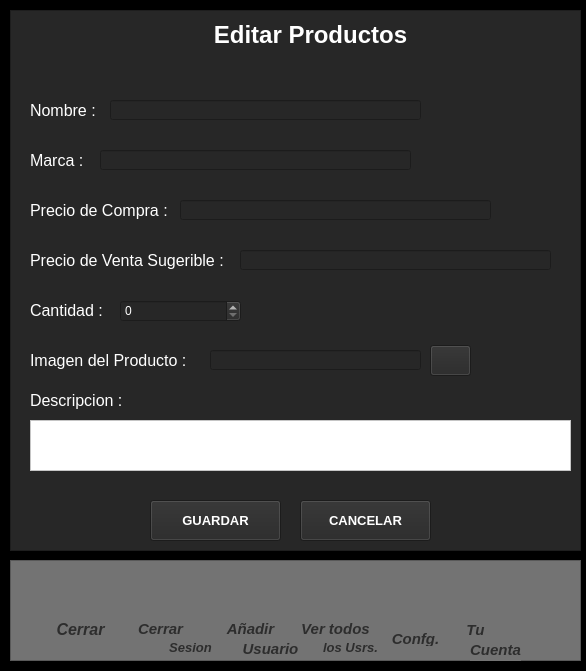
Before: the Qt Designer form ui_file/edit_product.ui in MiguelAngelDominguez/Interfaz_Tienda_py, drawn with Qt 5.
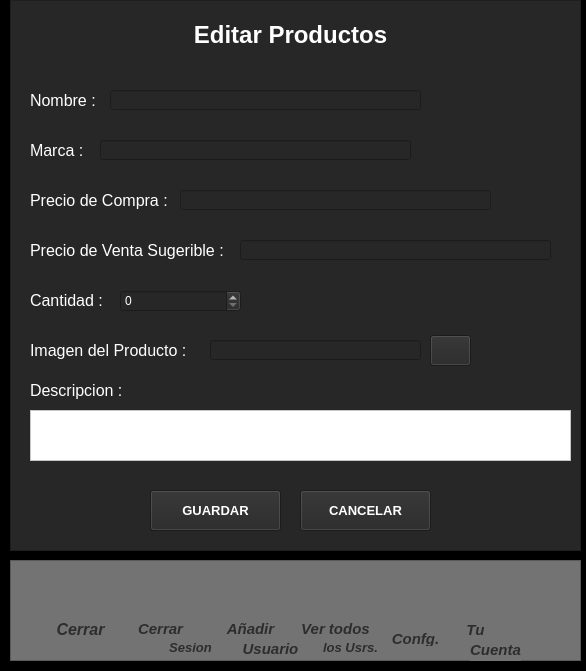
After: the same form once the commit is applied. Icons and pictures are not drawn.

Patch:
```diff
--- a/ui_file/edit_product.ui
+++ b/ui_file/edit_product.ui
@@ -21,9 +21,9 @@
    <property name="geometry">
     <rect>
      <x>10</x>
-     <y>10</y>
+     <y>0</y>
      <width>571</width>
-     <height>541</height>
+     <height>551</height>
     </rect>
    </property>
    <property name="styleSheet">
@@ -38,8 +38,8 @@
    <widget class="QLabel" name="label">
     <property name="geometry">
      <rect>
-      <x>160</x>
-      <y>10</y>
+      <x>140</x>
+      <y>20</y>
       <width>281</width>
       <height>31</height>
      </rect>
```
Left out of the diff: 2 changed lines with no effect on the pictures.
